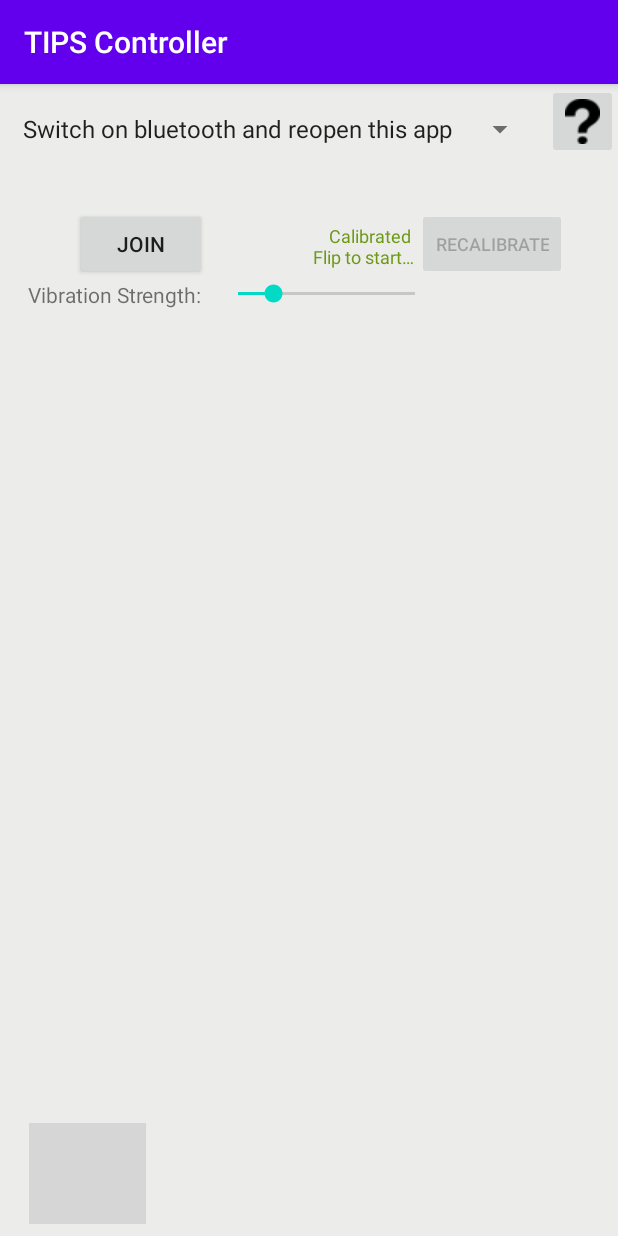
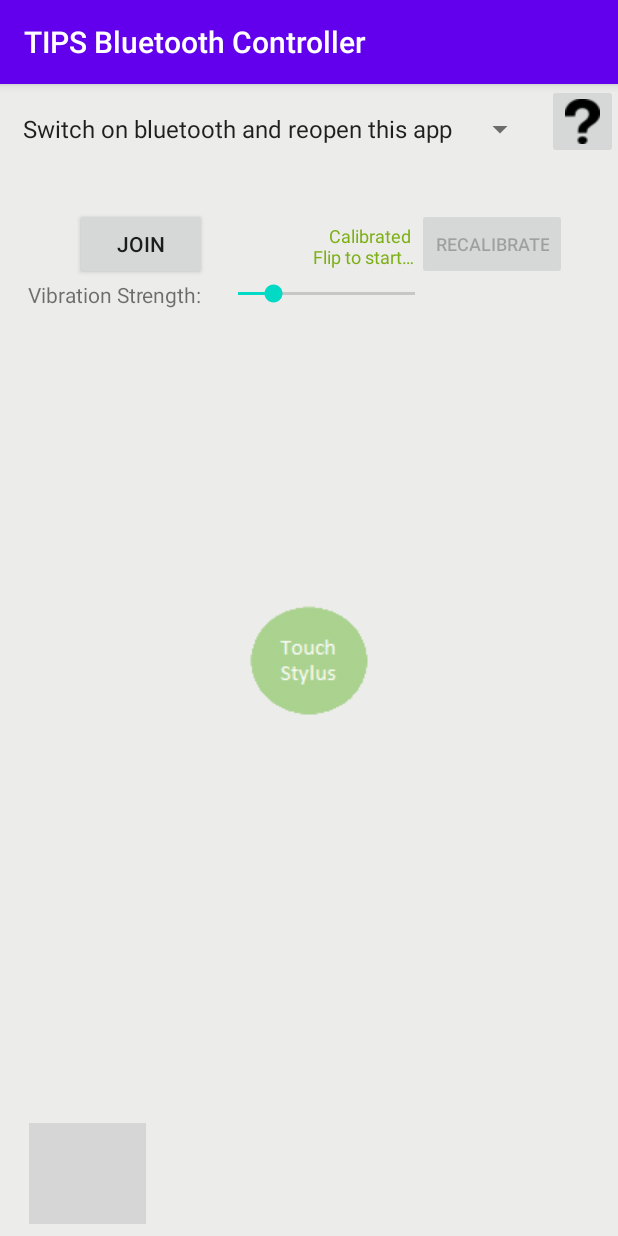
Before and after one commit to ruiliang-gao/TIPSlite-Remote-Controller-android, an Android app: the screen it shows after launch (MainActivity), after a tap on "CALIBRATE", on a phone screen of 412 x 824 dp. Run offline under Robolectric (Android 15) with nearby library versions, the phone set to English and light mode, and no system bars; grey boxes are pictures that could not be loaded.

Commit message:
Save the paired bluetooth item. Small UI adjustments - render the center guidance image.

```diff
--- a/app/src/main/java/com/surflab/tipscontroller/MainActivity.java
+++ b/app/src/main/java/com/surflab/tipscontroller/MainActivity.java
@@ -275,7 +275,7 @@ public class MainActivity extends AppCompatActivity {
 //                        mRotVec[2].setText(String.format(Locale.ENGLISH,"%.3f", mQuat.x3));
 //                        mRotVec[3].setText(String.format(Locale.ENGLISH,"%.3f", mQuat.x0));
                     }
-
+                    //start streaming the sensor data
                     if(mStreamActive && mTouchView.isOnTouch) {
                         //Wrap up the sensor message in format (id, button, motion, orientation)
                         mMotionStateY = (float)mTouchView.motionY;
@@ -342,6 +342,7 @@ public class MainActivity extends AppCompatActivity {
     private TextView mInstructionText;
     private TIPSTouchView mTouchView;
     private ImageView mInstructionImage;
+    private ImageView mCenterImage;
     private ImageButton mQuestionButton;
     /// Streaming status
     private static boolean mStreamActive = false;   //true = streaming
@@ -426,6 +427,7 @@ public class MainActivity extends AppCompatActivity {
         mTIPSSensor = new TIPSSensor();
 
         mStreamStatus = findViewById(R.id.textViewStreamState);
+        mStreamStatus.setTextColor(Color.RED);
         mStreamStatus.setText(R.string.calibrate_status_init);
         mInstructionText = findViewById(R.id.textInstruction);
         mInstructionText.setTextColor(Color.DKGRAY);
@@ -439,6 +441,7 @@ public class MainActivity extends AppCompatActivity {
             @Override
             public void onProgressChanged(SeekBar seekBar, int progress, boolean fromUser) {
                 mVibrationStrength = progress;
+                ///update the saved info
                 mPrefs = getSharedPreferences("AppInfo", Context.MODE_PRIVATE);
                 SharedPreferences.Editor editor = mPrefs.edit();
                 editor.putInt("vibration_str", progress);
@@ -465,6 +468,7 @@ public class MainActivity extends AppCompatActivity {
                     {
                         mStreamActive = true;
                         mStartButton.setText(R.string.button_stop);
+                        mCenterImage.setVisibility(View.INVISIBLE);
                     }
                 }
                 else{
@@ -516,6 +520,9 @@ public class MainActivity extends AppCompatActivity {
 
         //TIPSlite instruction image
         mInstructionImage = findViewById(R.id.instructionImage);
+        //TIPSlite center TouchMe image
+        mCenterImage = findViewById(R.id.centerImage);
+        mCenterImage.setVisibility(View.INVISIBLE);
 
         //Calibrate Button
         mCalibrateButton = findViewById(R.id.calibrate_button);
@@ -526,8 +533,10 @@ public class MainActivity extends AppCompatActivity {
                 mTIPSSensor.mCalibrated = true;
                 mButtonState = 3;
                 mCalibrateButton.setText(R.string.button_recalibrate);
+                mStreamStatus.setTextColor(Color.rgb(120,180,0));
                 mStreamStatus.setText(R.string.calibrate_status_done);
                 mInstructionImage.setVisibility(View.INVISIBLE);
+                mCenterImage.setVisibility(View.VISIBLE);
                 mCalibrateButton.setEnabled(false);
                 new Handler().postDelayed(new Runnable() {
                     @Override
@@ -583,7 +592,7 @@ public class MainActivity extends AppCompatActivity {
             //startActivityForResult(enableBtIntent, REQUEST_ENABLE_BT);
         }
         else {
-            BTNames.add("Choose Your Device Here");
+            //BTNames.add("Choose Your Device Here");
             Set<BluetoothDevice> pairedDevices = mAdapter.getBondedDevices();
 
             // There are paired devices. Get the name and address of each paired device.
@@ -598,6 +607,16 @@ public class MainActivity extends AppCompatActivity {
                     Log.d(TAG_BT, "Device Class ID: " + device.getBluetoothClass().getMajorDeviceClass());
                 }
             }
+
+            /// retrieve the saved BT text from mPrefs
+            mPrefs = getSharedPreferences("AppInfo", Context.MODE_PRIVATE);
+            String savedBT = mPrefs.getString("bluetooth_text", "Choose Your Device Here");
+            if(BTNames.contains(savedBT)) {
+                BTNames.remove(savedBT);
+                BTNames.add(0, savedBT);
+            }
+            else
+                BTNames.add(0, "Choose Your Device Here");
         }
         ArrayAdapter<String> btDataAdapter = new ArrayAdapter<String>(this,
                 android.R.layout.simple_spinner_item,
@@ -611,6 +630,13 @@ public class MainActivity extends AppCompatActivity {
                 mJoinButton.setText(R.string.button_joining);
                 mJoinButton.setEnabled(false);
                 String BT_text = BTlist.getSelectedItem().toString();
+
+                ///update the saved info
+                mPrefs = getSharedPreferences("AppInfo", Context.MODE_PRIVATE);
+                SharedPreferences.Editor editor = mPrefs.edit();
+                editor.putString("bluetooth_text", BT_text);
+                editor.apply();
+                Log.d(TAG_BT, "Saved Bluetooth text:" + BT_text);
 
                 Log.d(TAG_BT, "************************");
                 Log.d(TAG_BT, "************************");
--- a/app/src/main/res/layout/activity_main.xml
+++ b/app/src/main/res/layout/activity_main.xml
@@ -268,10 +268,10 @@
         android:visibility="invisible"
         app:layout_constraintBottom_toBottomOf="parent"
         app:layout_constraintEnd_toEndOf="parent"
-        app:layout_constraintHorizontal_bias="1.0"
+        app:layout_constraintHorizontal_bias="0.0"
         app:layout_constraintStart_toStartOf="@+id/touch_view"
         app:layout_constraintTop_toTopOf="@+id/join_backup_button"
-        app:layout_constraintVertical_bias="0.0"
+        app:layout_constraintVertical_bias="1.0"
         app:srcCompat="@drawable/instruction" />
 
     <TextView
@@ -330,4 +330,14 @@
         app:layout_constraintStart_toStartOf="parent"
         app:layout_constraintTop_toTopOf="parent" />
 
+    <ImageView
+        android:id="@+id/centerImage"
+        android:layout_width="wrap_content"
+        android:layout_height="wrap_content"
+        app:layout_constraintBottom_toBottomOf="parent"
+        app:layout_constraintEnd_toEndOf="parent"
+        app:layout_constraintStart_toStartOf="parent"
+        app:layout_constraintTop_toTopOf="parent"
+        app:srcCompat="@drawable/center_trans" />
+
 </androidx.constraintlayout.widget.ConstraintLayout>
--- a/app/src/main/res/values/strings.xml
+++ b/app/src/main/res/values/strings.xml
@@ -1,6 +1,6 @@
 <resources>
-<string name="app_name">TIPS Controller</string>
-<string name="app_version">v2.0</string>
+<string name="app_name">TIPS Bluetooth Controller</string>
+<string name="app_version">v2021.11</string>
 <string name="welcome_msg">Welcome to TIPS Controller</string>
 <string name="rotation_vec">Rotation</string>
 <string name="surflab_logo">SurfLab Logo</string>
```
Also changed, not shown: app/src/main/res/drawable/center_trans.png (added).
